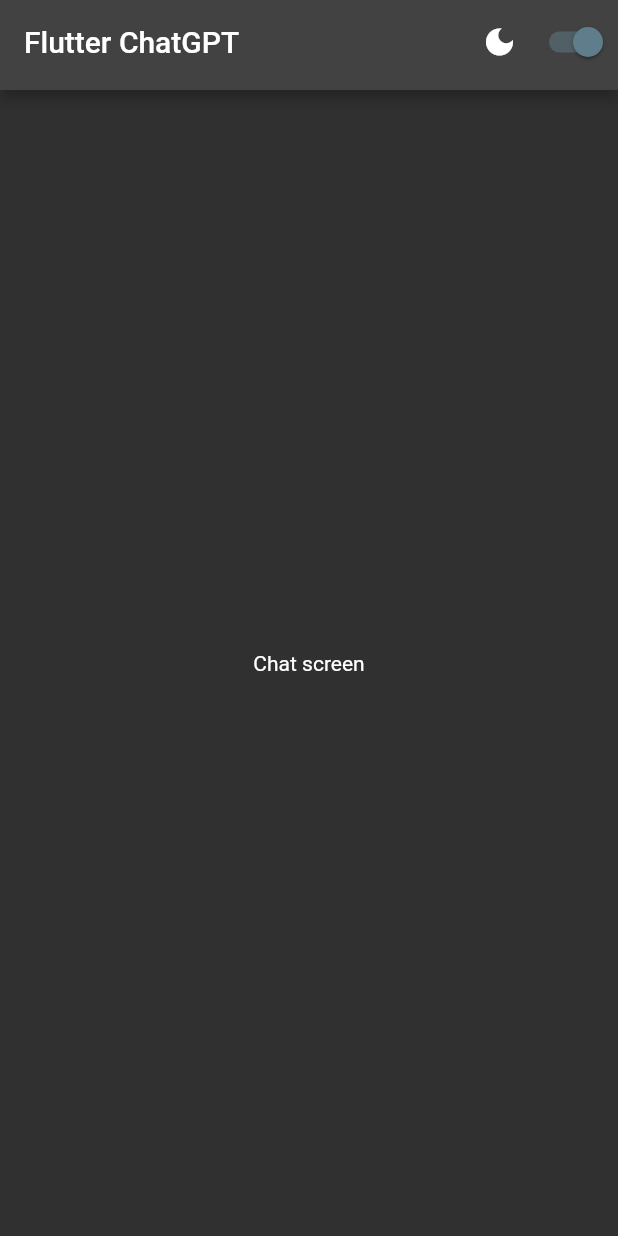
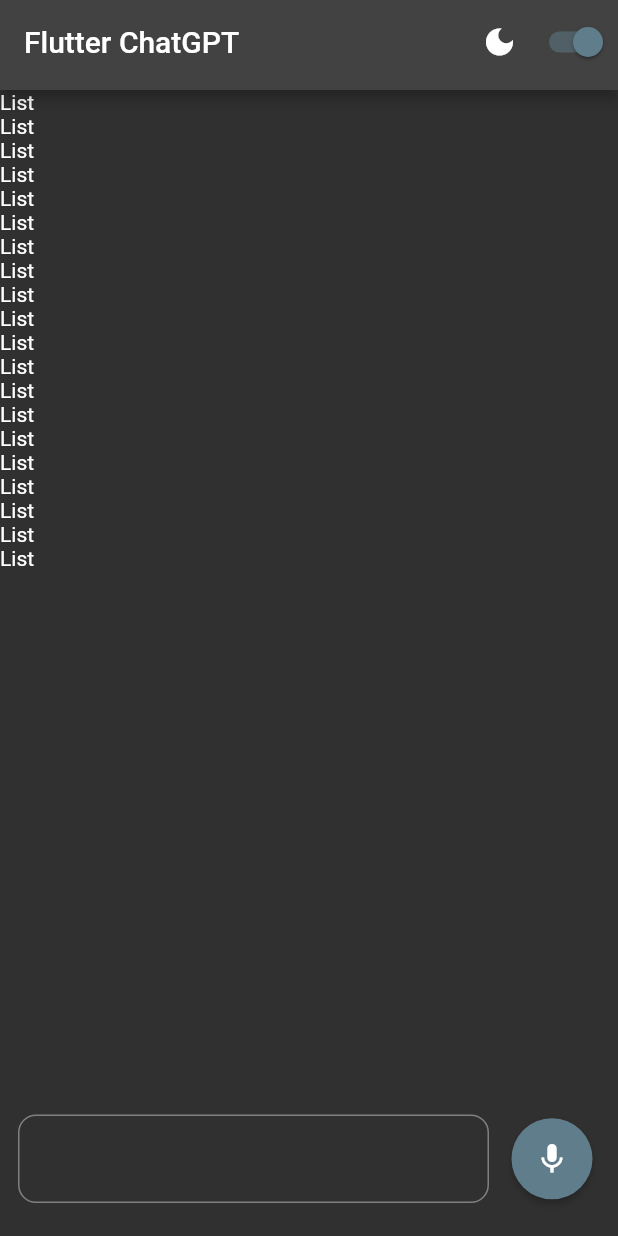
Before and after one commit to Kazberovich/chatgpt_flutter, a Flutter app: the screen it shows after launch, on a phone screen of 412 x 824 dp. Run offline on Flutter 3.47's test engine with Material 2 defaults, Android fonts, the phone set to English and light mode, and no system bars; our stand-ins replace flutter_riverpod.

Commit message:
Added custom textfileld for voice & text sending.

```diff
--- a/lib/screens/chat_screen.dart
+++ b/lib/screens/chat_screen.dart
@@ -1,4 +1,5 @@
 import 'package:chatgpt_playground/widgets/app_bar.dart';
+import 'package:chatgpt_playground/widgets/text_and_voice_field.dart';
 import 'package:flutter/material.dart';
 
 class ChatScreen extends StatelessWidget {
@@ -6,12 +7,24 @@
 
   @override
   Widget build(BuildContext context) {
-    return const Scaffold(
-      appBar: CustomAppBar(),
-      body: Center(
-        child: Text(
-          "Chat screen",
-        ),
+    return Scaffold(
+      appBar: const CustomAppBar(),
+      body: Column(
+        children: [
+          Expanded(
+            child: ListView.builder(
+              itemCount: 20,
+              itemBuilder: (context, index) => const Text('List'),
+            ),
+          ),
+          const Padding(
+            padding: EdgeInsets.all(12.0),
+            child: TextAndVoiceField(),
+          ),
+          const SizedBox(
+            height: 10,
+          )
+        ],
       ),
     );
   }
--- /dev/null
+++ b/lib/widgets/text_and_voice_field.dart
@@ -0,0 +1,64 @@
+import 'package:chatgpt_playground/widgets/toggle_button.dart';
+import 'package:flutter/material.dart';
+
+enum InputMode {
+  text,
+  voice,
+}
+
+class TextAndVoiceField extends StatefulWidget {
+  const TextAndVoiceField({super.key});
+
+  @override
+  State<TextAndVoiceField> createState() => _TextAndVoiceFieldState();
+}
+
+class _TextAndVoiceFieldState extends State<TextAndVoiceField> {
+  InputMode _inputMode = InputMode.voice;
+  final _messageController = TextEditingController();
+
+  @override
+  void dispose() {
+    _messageController.dispose();
+    super.dispose();
+  }
+
+  @override
+  Widget build(BuildContext context) {
+    return Row(
+      children: [
+        Expanded(
+          child: TextField(
+            onChanged: (value) {
+              value.isNotEmpty
+                  ? setInputMode(InputMode.text)
+                  : setInputMode(InputMode.voice);
+            },
+            cursorColor: Theme.of(context).colorScheme.onPrimary,
+            decoration: InputDecoration(
+              border: OutlineInputBorder(
+                borderRadius: BorderRadius.circular(12),
+              ),
+              focusedBorder: OutlineInputBorder(
+                borderSide: BorderSide(
+                  color: Theme.of(context).colorScheme.onPrimary,
+                ),
+                borderRadius: BorderRadius.circular(12),
+              ),
+            ),
+          ),
+        ),
+        const SizedBox(
+          width: 10,
+        ),
+        ToggleButton(inputMode: _inputMode),
+      ],
+    );
+  }
+
+  void setInputMode(InputMode inputMode) {
+    setState(() {
+      _inputMode = inputMode;
+    });
+  }
+}
--- /dev/null
+++ b/lib/widgets/toggle_button.dart
@@ -0,0 +1,30 @@
+import 'package:chatgpt_playground/widgets/text_and_voice_field.dart';
+import 'package:flutter/material.dart';
+
+class ToggleButton extends StatefulWidget {
+  final InputMode _inputMode;
+
+  const ToggleButton({
+    super.key,
+    required InputMode inputMode,
+  }) : _inputMode = inputMode;
+
+  @override
+  State<ToggleButton> createState() => _ToggleButtonState();
+}
+
+class _ToggleButtonState extends State<ToggleButton> {
+  @override
+  Widget build(BuildContext context) {
+    return ElevatedButton(
+      style: ElevatedButton.styleFrom(
+        backgroundColor: Theme.of(context).colorScheme.secondary,
+        foregroundColor: Theme.of(context).colorScheme.onSecondary,
+        shape: const CircleBorder(),
+        padding: const EdgeInsets.all(15),
+      ),
+      onPressed: () {},
+      child: Icon(widget._inputMode == InputMode.text ? Icons.send : Icons.mic),
+    );
+  }
+}
```
